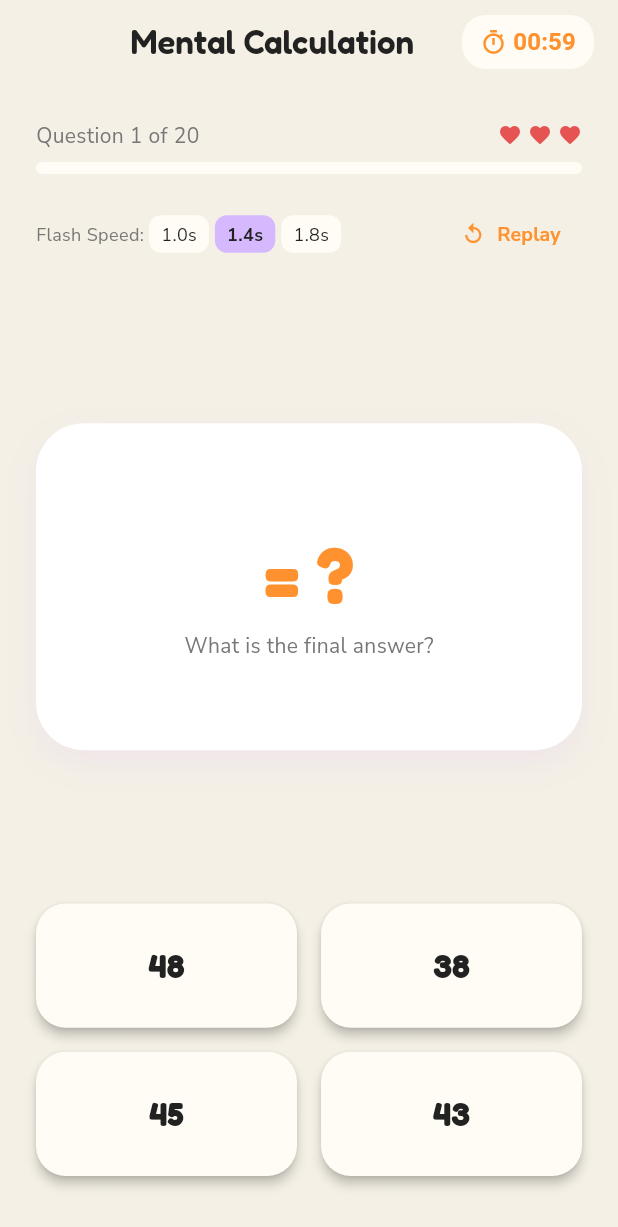
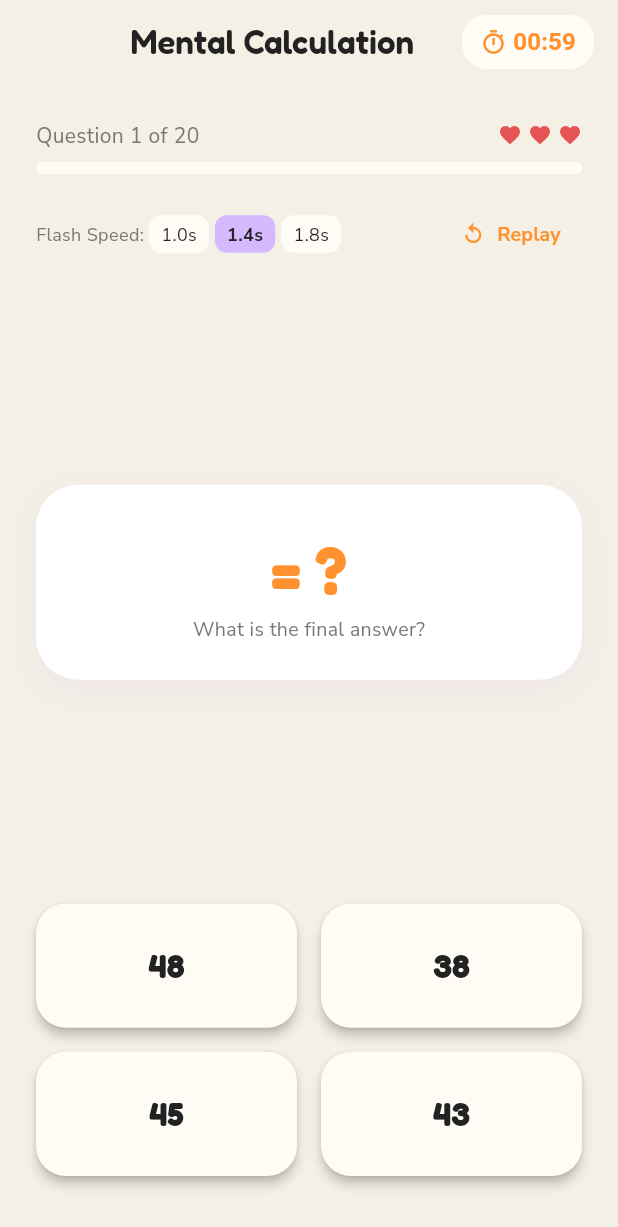
Before and after one commit to ajaydy2006-web/maths-solver, a Flutter app: the MentalSessionScreen screen opened directly with empty values, on a phone screen of 412 x 824 dp. Shown: the top 1227 px of the screen. Run offline on Flutter 3.47's test engine with Material 3 defaults, Android fonts, the phone set to English and light mode, and no system bars; our stand-ins replace flutter_riverpod, go_router, google_fonts, sqflite; accounts and stored records are empty.

Commit message:
Fix scroll view and screen compatibility: make quiz session fit viewport without scrolling and add responsive layout sizing

```diff
--- a/lib/features/practice/mental_session_screen.dart
+++ b/lib/features/practice/mental_session_screen.dart
@@ -313,10 +313,11 @@ class _MentalSessionScreenState extends ConsumerState<MentalSessionScreen> {
                 ],
               ),
 
-              const Spacer(),
+              const SizedBox(height: 8),
 
               // Sequential Display Card
-              Center(
+              Expanded(
+                child: Center(
                   child: AnimatedSwitcher(
                     duration: const Duration(milliseconds: 300),
                     transitionBuilder: (child, animation) {
@@ -328,15 +329,15 @@ class _MentalSessionScreenState extends ConsumerState<MentalSessionScreen> {
                     child: Container(
                       key: ValueKey<String>('step_${_currentStepIndex}_$_sequenceCompleted'),
                       width: double.infinity,
-                    padding: const EdgeInsets.symmetric(vertical: 60.0, horizontal: 20.0),
+                      padding: const EdgeInsets.symmetric(vertical: 24.0, horizontal: 20.0),
                       decoration: BoxDecoration(
                         color: Colors.white,
-                      borderRadius: BorderRadius.circular(32),
+                        borderRadius: BorderRadius.circular(28),
                         boxShadow: [
                           BoxShadow(
                             color: AppColors.pastelPurple.withOpacity(0.2),
-                          blurRadius: 20,
-                          offset: const Offset(0, 8),
+                            blurRadius: 18,
+                            offset: const Offset(0, 6),
                           ),
                         ],
                       ),
@@ -346,22 +347,25 @@ class _MentalSessionScreenState extends ConsumerState<MentalSessionScreen> {
                           if (!_sequenceCompleted)
                             Text(
                               "Step ${_currentStepIndex + 1} of ${steps.length}",
-                            style: const TextStyle(fontSize: 14, color: AppColors.textSecondary),
+                              style: const TextStyle(fontSize: 13, color: AppColors.textSecondary),
                             ),
-                        const SizedBox(height: 12),
-                        Text(
+                          const SizedBox(height: 8),
+                          FittedBox(
+                            fit: BoxFit.scaleDown,
+                            child: Text(
                               currentDisplayStep,
                               style: Theme.of(context).textTheme.displayLarge?.copyWith(
-                                fontSize: 52,
+                                    fontSize: 44,
                                     color: _sequenceCompleted ? AppColors.primaryOrange : AppColors.textPrimary,
                                   ),
                               textAlign: TextAlign.center,
                             ),
+                          ),
                           if (_sequenceCompleted) ...[
-                          const SizedBox(height: 8),
+                            const SizedBox(height: 6),
                             const Text(
                               "What is the final answer?",
-                            style: TextStyle(fontSize: 14, color: AppColors.textSecondary),
+                              style: TextStyle(fontSize: 13, color: AppColors.textSecondary),
                             ),
                           ],
                         ],
@@ -369,8 +373,9 @@ class _MentalSessionScreenState extends ConsumerState<MentalSessionScreen> {
                     ),
                   ),
                 ),
+              ),
 
-              const Spacer(),
+              const SizedBox(height: 14),
 
               // Answer Options (Shown after sequence completes, or dimmed while flashing)
               AnimatedOpacity(
```
Also changed, not shown: lib/features/practice/session_screen.dart (+14 -8 lines), 1 other file. Lines whose indentation alone changed are shown as unchanged.
